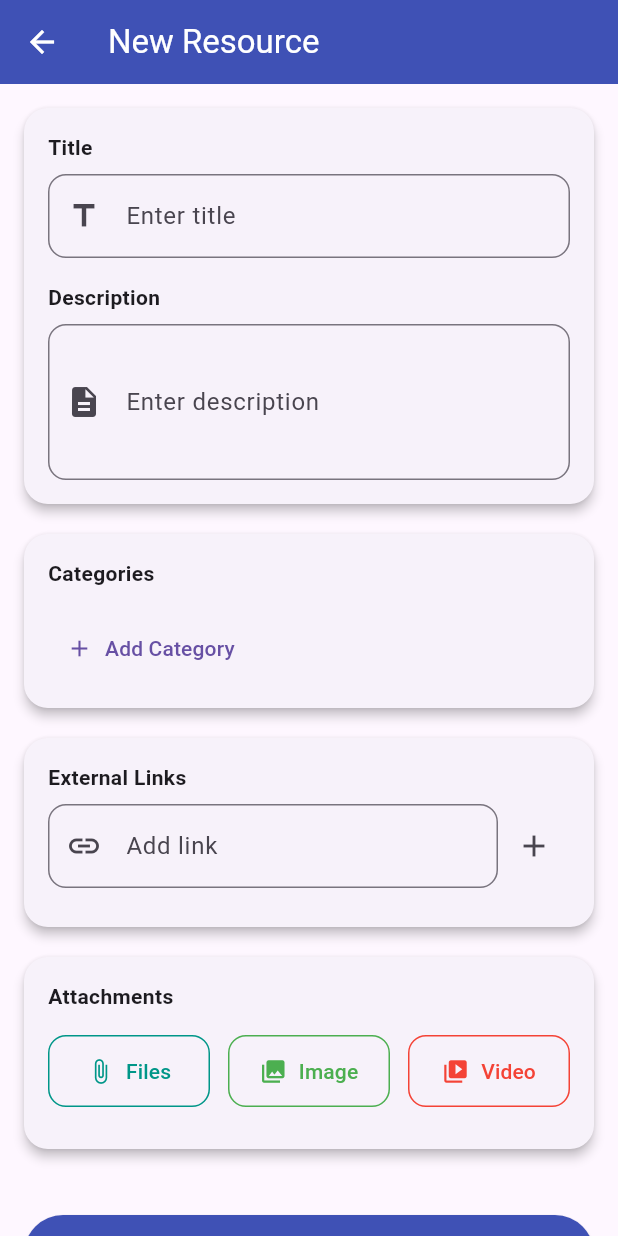
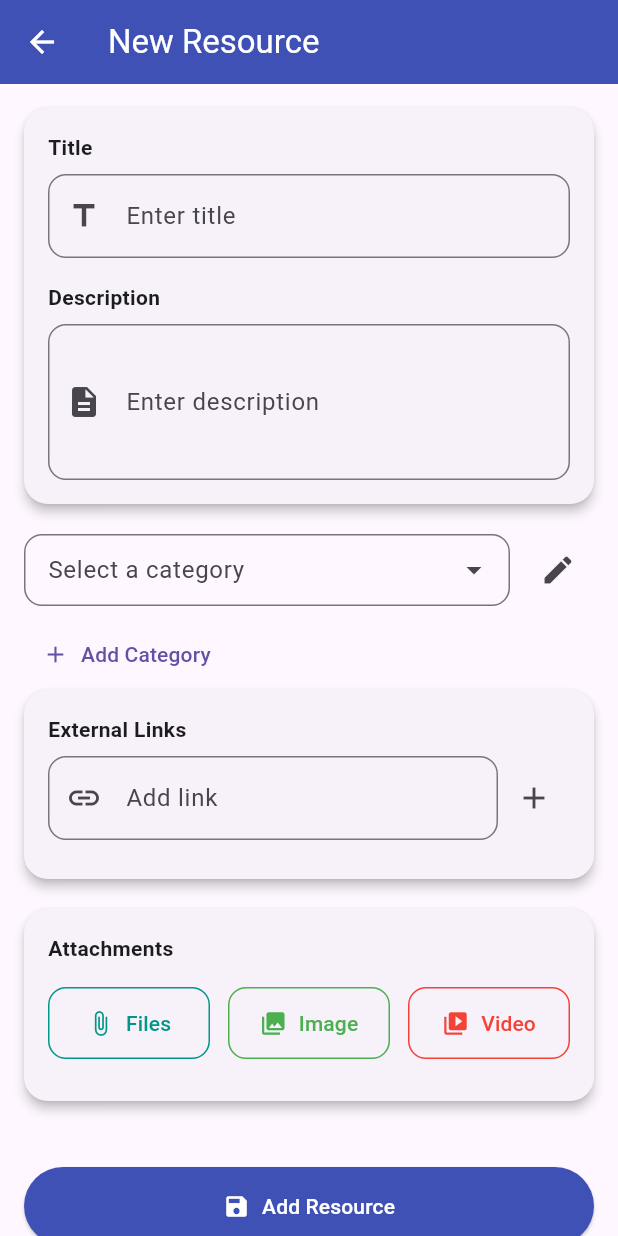
Before and after one commit to EeLin02/Edu-Mentor, a Flutter app: the CreateResourceScreen screen opened directly with empty values, on a phone screen of 412 x 824 dp. Run offline on Flutter 3.47's test engine with Material 3 defaults, Android fonts, the phone set to English and light mode, and no system bars; drawn by our look-alikes of dropdown_search; our stand-ins replace cached_network_image, cloud_firestore, device_info_plus, dio, emoji_picker_flutter, file_picker and 10 more; missing offline and left inert: firebase_app_check, flutter_material_color_picker, flutter_pdfview, syncfusion_flutter_pdfviewer; accounts and stored records are empty.

Commit message:
bug fix
adding search function in the create announcement's categories, student enroll with request drop subject or exchange section

```diff
--- a/lib/Mentors/create_resource_screen.dart
+++ b/lib/Mentors/create_resource_screen.dart
@@ -6,6 +6,8 @@ import 'package:image_picker/image_picker.dart';
 import 'package:cloud_firestore/cloud_firestore.dart';
 import 'package:firebase_storage/firebase_storage.dart';
 import 'package:path/path.dart' as path;
+import 'package:dropdown_search/dropdown_search.dart';
+
 
 class CreateResourceScreen extends StatefulWidget {
   final String subjectId;
@@ -466,34 +468,63 @@ class _CreateResourceScreenState extends State<CreateResourceScreen> {
               ],
             ),
 
-            _buildCard(
+            Column(
+              crossAxisAlignment: CrossAxisAlignment.start,
               children: [
-                _buildLabel('Categories'),
-                Wrap(
-                  spacing: 8,
-                  children: _allCategories.map((cat) {
-                    return InputChip(
-                      label: Text(cat),
-                      selected: _selectedCategory == cat,
-                      selectedColor: Colors.indigo.shade100,
-                      onSelected: (_) => setState(() => _selectedCategory = cat),
-                      deleteIcon: Icon(Icons.edit),
-                      onDeleted: () => _showCategoryOptions(cat),
-                    );
-                  }).toList(),
+                Row(
+                  children: [
+                    Expanded(
+                      child: DropdownSearch<String>(
+                        selectedItem: _selectedCategory,
+                        items: _allCategories,
+                        popupProps: const PopupProps.menu(
+                          showSearchBox: true, // enables search
+                          searchFieldProps: TextFieldProps(
+                            autofocus: true, //  this makes the search bar active right away
+                            decoration: InputDecoration(
+                              hintText: "Search category...",
+                              border: OutlineInputBorder(),
+                              contentPadding: EdgeInsets.all(8),
+                            ),
+                          ),
+                        ),
+                        dropdownDecoratorProps: DropDownDecoratorProps(
+                          dropdownSearchDecoration: InputDecoration(
+                            labelText: "Select a category",
+                            border: OutlineInputBorder(
+                              borderRadius: BorderRadius.all(Radius.circular(12)),
+                            ),
+                            contentPadding: EdgeInsets.symmetric(horizontal: 12, vertical: 8),
+                          ),
+                        ),
+                        onChanged: (val) {
+                          setState(() => _selectedCategory = val);
+                        },
+                      ),
+                    ),
+                    const SizedBox(width: 8),
+                    IconButton(
+                      icon: const Icon(Icons.edit),
+                      onPressed: () {
+                        if (_selectedCategory != null) {
+                          _showCategoryOptions(_selectedCategory!);
+                        } else {
+                          ScaffoldMessenger.of(context).showSnackBar(
+                            const SnackBar(content: Text("Please select a category first.")),
+                          );
+                        }
+                      },
+                    ),
+                  ],
                 ),
                 const SizedBox(height: 8),
-                Align(
-                  alignment: Alignment.centerLeft,
-                  child: TextButton.icon(
-                    onPressed: _handleAddCategory,
-                    icon: Icon(Icons.add),
-                    label: Text("Add Category"),
-                  ),
-                )
+                TextButton.icon(
+                  onPressed: _handleAddCategory,
+                  icon: const Icon(Icons.add),
+                  label: const Text("Add Category"),
+                ),
               ],
             ),
-
 
             _buildCard(
               children: [
```
Also changed, not shown: lib/Student/student_enroll.dart (+72 -17 lines).
